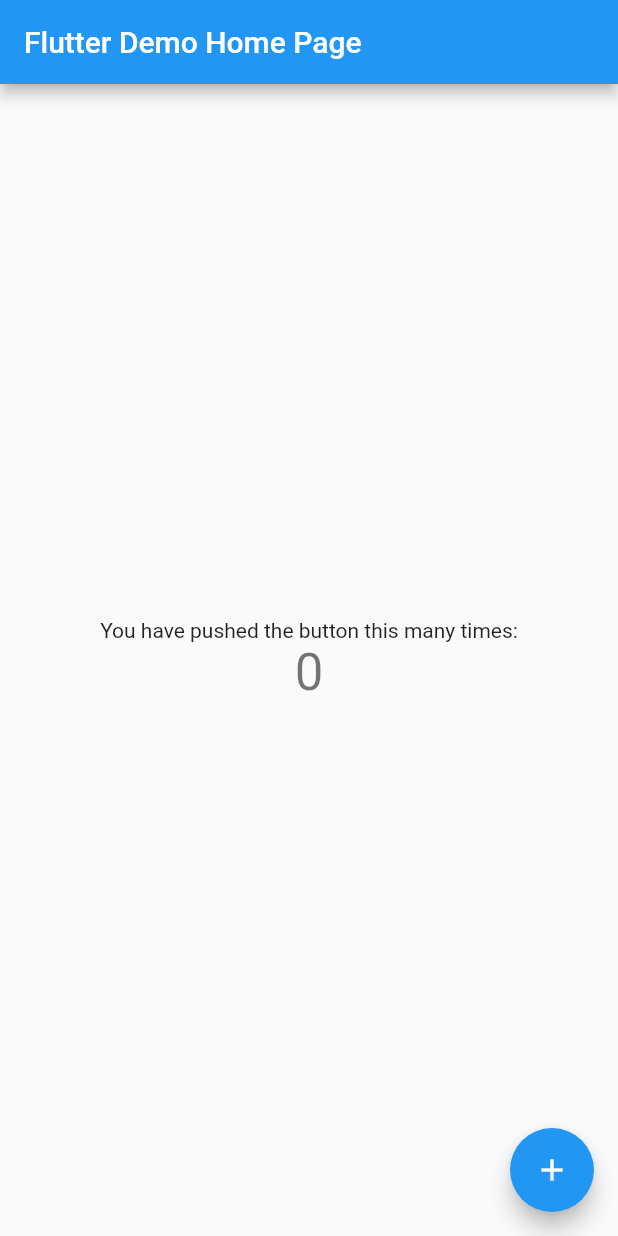
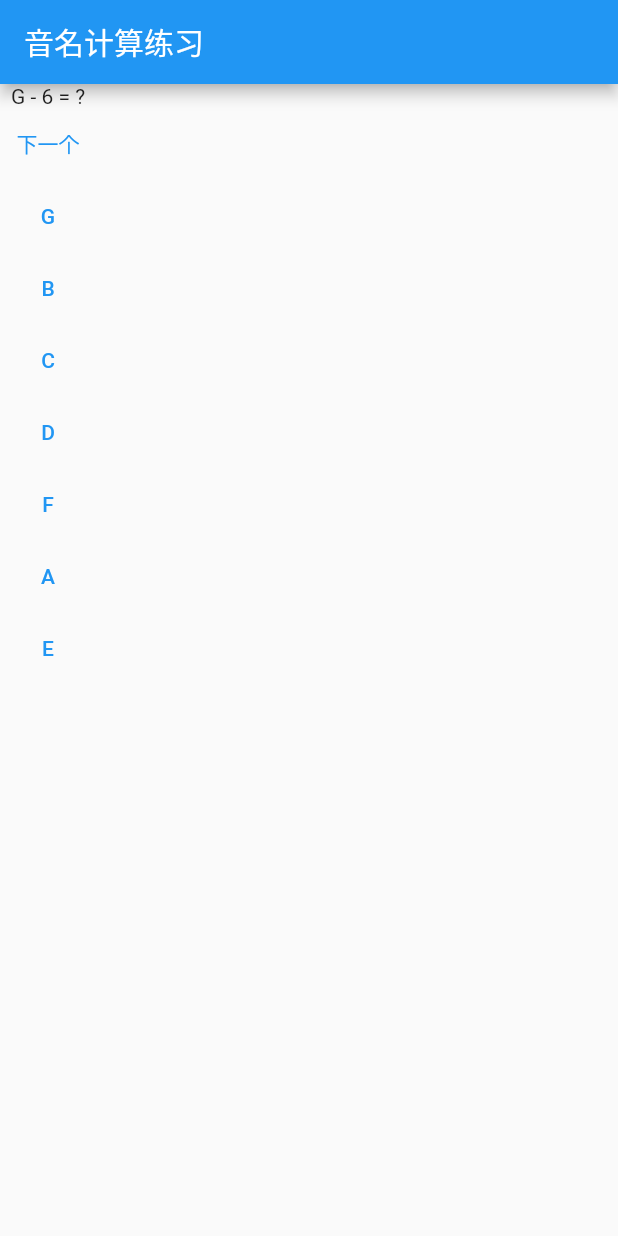
Before and after one commit to brangpd/music_theory_tools, a Flutter app: the screen it shows after launch, on a phone screen of 412 x 824 dp. Run offline on Flutter 3.47's test engine with Material 2 defaults, Android fonts, the phone set to English and light mode, and no system bars.

Commit message:
一个简单的音名计算练习

```diff
--- a/lib/main.dart
+++ b/lib/main.dart
@@ -1,4 +1,5 @@
 import 'package:flutter/material.dart';
+import 'mtt/pitch_name_calculation.dart';
 
 void main() {
   runApp(MyApp());
@@ -9,7 +10,7 @@
   @override
   Widget build(BuildContext context) {
     return MaterialApp(
-      title: 'Flutter Demo',
+      title: '音名计算练习',
       theme: ThemeData(
         // This is the theme of your application.
         //
@@ -22,7 +23,7 @@
         // is not restarted.
         primarySwatch: Colors.blue,
       ),
-      home: MyHomePage(title: 'Flutter Demo Home Page'),
+      home: MyHomePage(title: '音名计算练习'),
     );
   }
 }
@@ -46,19 +47,6 @@
 }
 
 class _MyHomePageState extends State<MyHomePage> {
-  int _counter = 0;
-
-  void _incrementCounter() {
-    setState(() {
-      // This call to setState tells the Flutter framework that something has
-      // changed in this State, which causes it to rerun the build method below
-      // so that the display can reflect the updated values. If we changed
-      // _counter without calling setState(), then the build method would not be
-      // called again, and so nothing would appear to happen.
-      _counter++;
-    });
-  }
-
   @override
   Widget build(BuildContext context) {
     // This method is rerun every time setState is called, for instance as done
@@ -73,41 +61,7 @@
         // the App.build method, and use it to set our appbar title.
         title: Text(widget.title),
       ),
-      body: Center(
-        // Center is a layout widget. It takes a single child and positions it
-        // in the middle of the parent.
-        child: Column(
-          // Column is also a layout widget. It takes a list of children and
-          // arranges them vertically. By default, it sizes itself to fit its
-          // children horizontally, and tries to be as tall as its parent.
-          //
-          // Invoke "debug painting" (press "p" in the console, choose the
-          // "Toggle Debug Paint" action from the Flutter Inspector in Android
-          // Studio, or the "Toggle Debug Paint" command in Visual Studio Code)
-          // to see the wireframe for each widget.
-          //
-          // Column has various properties to control how it sizes itself and
-          // how it positions its children. Here we use mainAxisAlignment to
-          // center the children vertically; the main axis here is the vertical
-          // axis because Columns are vertical (the cross axis would be
-          // horizontal).
-          mainAxisAlignment: MainAxisAlignment.center,
-          children: <Widget>[
-            Text(
-              'You have pushed the button this many times:',
-            ),
-            Text(
-              '$_counter',
-              style: Theme.of(context).textTheme.headline4,
-            ),
-          ],
-        ),
-      ),
-      floatingActionButton: FloatingActionButton(
-        onPressed: _incrementCounter,
-        tooltip: 'Increment',
-        child: Icon(Icons.add),
-      ), // This trailing comma makes auto-formatting nicer for build methods.
+      body: PitchNameCalculationQuestionWidget()
     );
   }
 }
--- /dev/null
+++ b/lib/mtt/base.dart
@@ -0,0 +1,5 @@
+abstract class Answer {}
+
+abstract class Question<TAnswer> {
+  bool check(TAnswer answer);
+}
--- /dev/null
+++ b/lib/mtt/pitch_name_calculation.dart
@@ -0,0 +1,154 @@
+import 'dart:math';
+import 'package:flutter/material.dart';
+import 'base.dart';
+
+class PitchNameCalculationAnswer implements Answer {
+  PitchNameCalculationAnswer(this.pitchName);
+
+  String pitchName;
+}
+
+class PitchNameCalculationQuestion
+    implements Question<PitchNameCalculationAnswer> {
+  PitchNameCalculationQuestion() {
+    final Random random = Random.secure();
+    _basePitchIndex = random.nextInt(pitchNames.length - 1);
+    _isPlus = random.nextBool();
+    _delta = random.nextInt(pitchNames.length) + 1;
+    if (_isPlus) {
+      _answerPitchIndex = _basePitchIndex + _delta;
+    } else {
+      _answerPitchIndex = _basePitchIndex - _delta;
+    }
+    _answerPitchIndex += pitchNames.length;
+    _answerPitchIndex %= pitchNames.length;
+  }
+
+  static const String pitchNames = 'CDEFGAB';
+  late int _basePitchIndex;
+  late int _delta;
+  late bool _isPlus;
+  late int _answerPitchIndex;
+
+  @override
+  bool check(PitchNameCalculationAnswer answer) {
+    return pitchNames[_answerPitchIndex] == answer.pitchName;
+  }
+
+  @override
+  String toString() {
+    final String opS = _isPlus ? '+' : '-';
+    return '${(PitchNameCalculationQuestion).toString()}: $basePitchName $opS $_delta => $answerPitchName';
+  }
+
+  int get basePitchIndex => _basePitchIndex;
+
+  String get basePitchName => pitchNames[_basePitchIndex];
+
+  int get answerPitchIndex => _answerPitchIndex;
+
+  String get answerPitchName => pitchNames[_answerPitchIndex];
+
+  bool get isPlus => _isPlus;
+
+  int get delta => _delta;
+}
+
+class PitchNameCalculationQuestionWidget extends StatefulWidget {
+  const PitchNameCalculationQuestionWidget({Key? key}) : super(key: key);
+
+  @override
+  _PitchNameCalculationQuestionWidgetState createState() =>
+      _PitchNameCalculationQuestionWidgetState();
+}
+
+class PitchNameCalculationQuestionDescription extends StatelessWidget {
+  PitchNameCalculationQuestionDescription(this.question, {Key? key})
+      : super(key: key);
+
+  final PitchNameCalculationQuestion question;
+
+  @override
+  Widget build(BuildContext context) {
+    String op;
+    op = question.isPlus ? '+' : '-';
+    Widget res = Text('${question.basePitchName} $op ${question.delta} = ?');
+    return res;
+  }
+}
+
+class _PitchNameCalculationQuestionWidgetState
+    extends State<PitchNameCalculationQuestionWidget> {
+  late PitchNameCalculationQuestion question;
+  bool? ok;
+  late List<String> randomNameList;
+
+  _PitchNameCalculationQuestionWidgetState() {
+    _init();
+  }
+
+  @override
+  Widget build(BuildContext context) {
+    List<Widget> children = [];
+    children.add(PitchNameCalculationQuestionDescription(question));
+    children.add(TextButton(
+        onPressed: () {
+          _reinit();
+        },
+        child: Text('下一个')));
+    for (final String pitchName in randomNameList) {
+      children.add(_buildPitchNameButton(pitchName));
+    }
+    if (ok != null) {
+      if (ok!) {
+        children.add(Text(
+          'OK: ${question.answerPitchName}',
+          style: TextStyle(color: Colors.green),
+        ));
+      } else {
+        children.add(Text(
+          'NO: ${question.answerPitchName}',
+          style: TextStyle(color: Colors.red),
+        ));
+      }
+    }
+
+    return Container(
+      child: Column(
+          mainAxisSize: MainAxisSize.min,
+          mainAxisAlignment: MainAxisAlignment.center,
+          children: children),
+    );
+  }
+
+  void _reinit() {
+    setState(() {
+      _init();
+    });
+  }
+
+  void _init() {
+    question = PitchNameCalculationQuestion();
+    ok = null;
+    randomNameList = PitchNameCalculationQuestion.pitchNames.split('')
+      ..shuffle(Random.secure());
+  }
+
+  Widget _buildPitchNameButton(String pitchName) {
+    TextButton res = TextButton(
+      child: Text(pitchName),
+      onPressed: () {
+        setState(() {
+          final PitchNameCalculationAnswer answer =
+              PitchNameCalculationAnswer(pitchName);
+          if (question.check(answer)) {
+            ok = true;
+          } else {
+            ok = false;
+          }
+        });
+      },
+    );
+    return res;
+  }
+}
```
